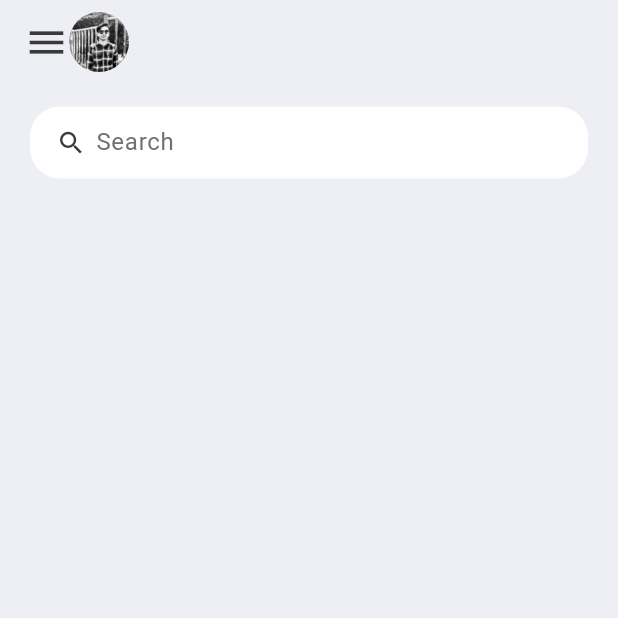
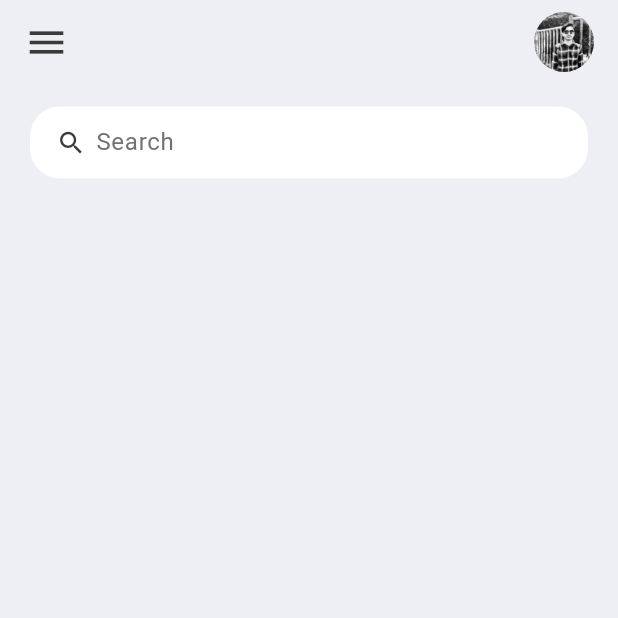
Before and after one commit to yogendrabaskota/TODO-App, a Flutter app: the screen it shows after launch, on a phone screen of 412 x 824 dp, the top half of it. Run offline on Flutter 3.47's test engine with Material 3 defaults, Android fonts, the phone set to English and light mode, and no system bars.

Commit message:
search bar

```diff
--- a/lib/screens/home.dart
+++ b/lib/screens/home.dart
@@ -55,12 +55,16 @@ class Home extends StatelessWidget {
     return AppBar(
       backgroundColor: tdBGColor,
         elevation: 0,
-        title: Row(children: [
+        title: Row(
+          mainAxisAlignment: MainAxisAlignment.spaceBetween,
+          children: [
           Icon(
             Icons.menu,
-            color:tdBlack,
+            color: tdBlack,
             size: 30,
+
           ),
+          SizedBox(width: 19),
           Container(
             height: 40,
             width: 40,
```
Also changed, not shown: lib/main.dart (+0 -7 lines).
